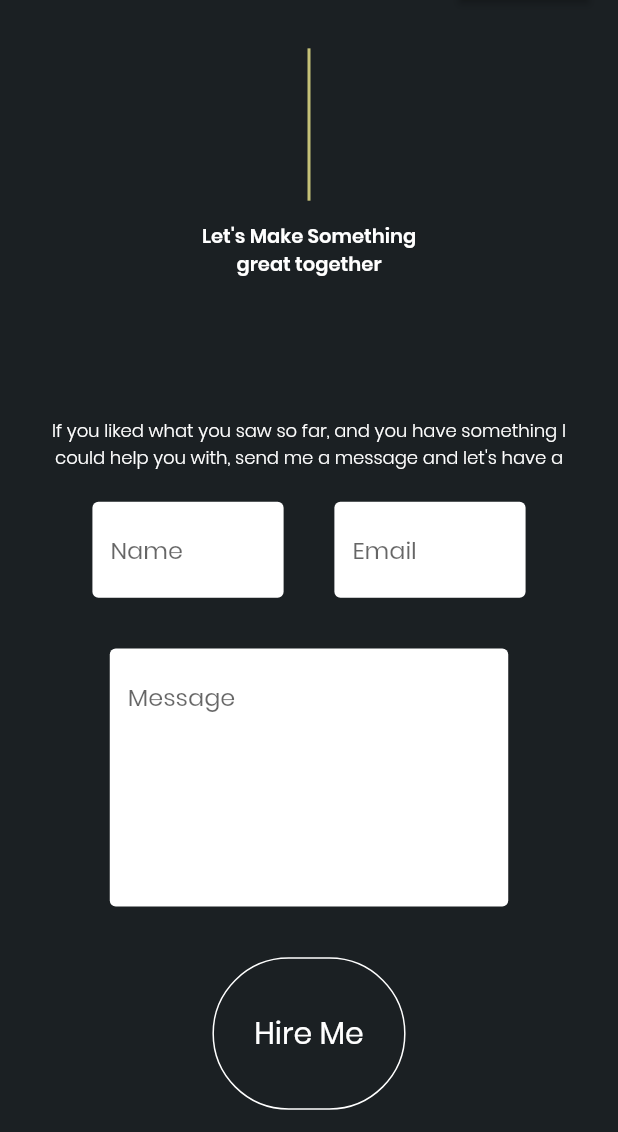
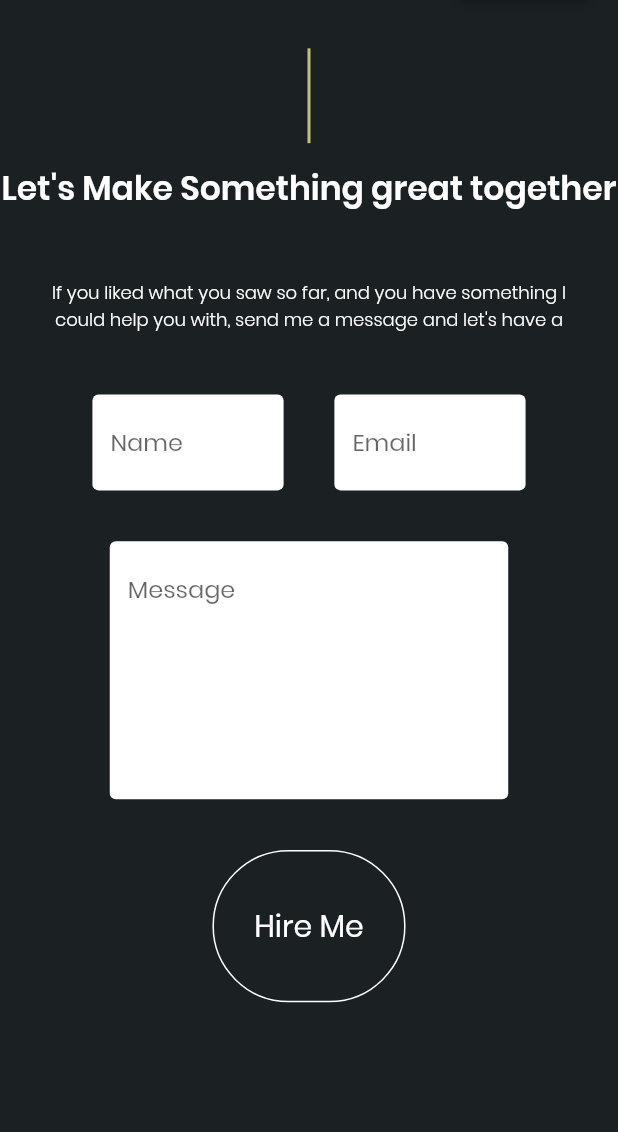
Before and after one commit to AmrMonzir/my_portfolio, a Flutter app: the DesktopConnect screen opened directly, on a phone screen of 412 x 824 dp, the part 104-1236 px from its top. Run offline on Flutter 3.47's test engine with Material 2 defaults, Android fonts, the phone set to English and light mode, and no system bars; drawn by our look-alikes of auto_size_text; our stand-ins replace flutter_screenutil, flutter_svg, get, responsive_builder, url_strategy.

Commit message:
Mobile connect and mobile portfolio pages now correctly function in home screen with no need for being wrapped in a scrollview

```diff
--- a/lib/connect/desktop_connect.dart
+++ b/lib/connect/desktop_connect.dart
@@ -28,39 +28,42 @@ class _ConnectDesktopState extends State<DesktopConnect> {
       body: Column(
         children: [
           widget.inHome ? Container() : TopBar(navIndex: 3),
-          Expanded(
-            child: SingleChildScrollView(
+          Flexible(
             child: Column(
               mainAxisAlignment: MainAxisAlignment.spaceEvenly,
               mainAxisSize: MainAxisSize.min,
               children: [
-                  Column(
+                Flexible(
+                  child: Column(
                     children: [
-                      Container(
+                      Flexible(
+                        child: Container(
                             height: 150.h,
                             width: 2,
                             decoration: BoxDecoration(color: kAccentColor)),
+                      ),
                       SizedBox(height: 20.5.h),
-                      Container(
+                      Flexible(
                         child: AutoSizeText(
                             "Let's Make Something great together",
+                            minFontSize: 20,
+                            maxFontSize: 60,
                             style: TextStyle(
                                 fontWeight: FontWeight.w600, fontSize: 60),
                             maxLines: 2,
                             textAlign: TextAlign.center),
-                          width: 666.w,
-                          height: 163.h),
+                      ),
+                      SizedBox(height: 20.5.h),
                     ],
                   ),
+                ),
                 Container(
-                      child: Center(
                     child: AutoSizeText(
                         "If you liked what you saw so far, and you have something I could help you with, send me a message and let's have a chat about it!",
                         style: TextStyle(
                             fontWeight: FontWeight.w300, fontSize: 20),
                         textAlign: TextAlign.center,
                         maxLines: 2),
-                      ),
                     width: 1600.w,
                     height: 113.h),
                 Form(
@@ -140,12 +143,12 @@ class _ConnectDesktopState extends State<DesktopConnect> {
                   ),
                 ),
                 SizedBox(height: 20.h),
-                  Container(
-                    width: 600.w,
+                Flexible(
                   child: Row(
                     mainAxisAlignment: MainAxisAlignment.center,
                     children: [
-                        Expanded(
+                      Container(
+                        width: 600.w,
                         child: RoundedButton(
                             text: "Hire Me",
                             onPress: () {
@@ -153,8 +156,7 @@ class _ConnectDesktopState extends State<DesktopConnect> {
                                 // If the form is valid, display a snackbar. In the real world,
                                 // you'd often call a server or save the information in a database.
                                 ScaffoldMessenger.of(context).showSnackBar(
-                                      SnackBar(
-                                          content: Text('Processing Data')));
+                                    SnackBar(content: Text('Processing Data')));
                               }
                             }),
                       ),
@@ -165,7 +167,6 @@ class _ConnectDesktopState extends State<DesktopConnect> {
               ],
             ),
           ),
-          ),
         ],
       ),
     );
--- a/lib/home/desktop_home.dart
+++ b/lib/home/desktop_home.dart
@@ -65,7 +65,7 @@ class _DesktopHomePageState extends State<DesktopHomePage> {
         SizedBox(height: 40.h),
         Container(
           child: DesktopConnect(inHome: true),
-          height: 1190.h,
+          height: 1000.h,
         ),
         Divider(color: kAccentColor),
         BottomNavigation(),
--- a/lib/portfolio/desktop_portfolio.dart
+++ b/lib/portfolio/desktop_portfolio.dart
@@ -22,7 +22,6 @@ class _DesktopPortfolioState extends State<DesktopPortfolio> {
       children: [
         widget.includeTopBar ? TopBar(navIndex: 2) : Container(),
         Flexible(
-          fit: FlexFit.loose,
           child: Padding(
             padding: EdgeInsets.fromLTRB(94.w, 30.h, 94.w, 0),
             child: Column(
--- a/lib/portfolio/mobile_portfolio.dart
+++ b/lib/portfolio/mobile_portfolio.dart
@@ -131,7 +131,6 @@ class _MobilePortfolioState extends State<MobilePortfolio>
               ? Padding(
                   padding: EdgeInsets.all(30.0.h),
                   child: Column(
-                    mainAxisSize: MainAxisSize.min,
                     children: _prepareAllTab().getRange(0, 2).toList(),
                   ),
                 )
@@ -141,7 +140,7 @@ class _MobilePortfolioState extends State<MobilePortfolio>
                 ),
           widget.inHome
               ? Padding(
-                  padding: const EdgeInsets.all(30.0),
+                  padding: EdgeInsets.all(30.0.h),
                   child: Column(
                     children: _prepareAppsTab().getRange(0, 2).toList(),
                   ),
@@ -152,7 +151,7 @@ class _MobilePortfolioState extends State<MobilePortfolio>
                 ),
           widget.inHome
               ? Padding(
-                  padding: const EdgeInsets.all(30.0),
+                  padding: EdgeInsets.all(30.0.h),
                   child: Column(
                       children: _prepareWebsitesTab()
                           .getRange(
```
Also changed, not shown: lib/connect/mobile_connect.dart (+15 -8 lines). Lines whose indentation alone changed are shown as unchanged.
